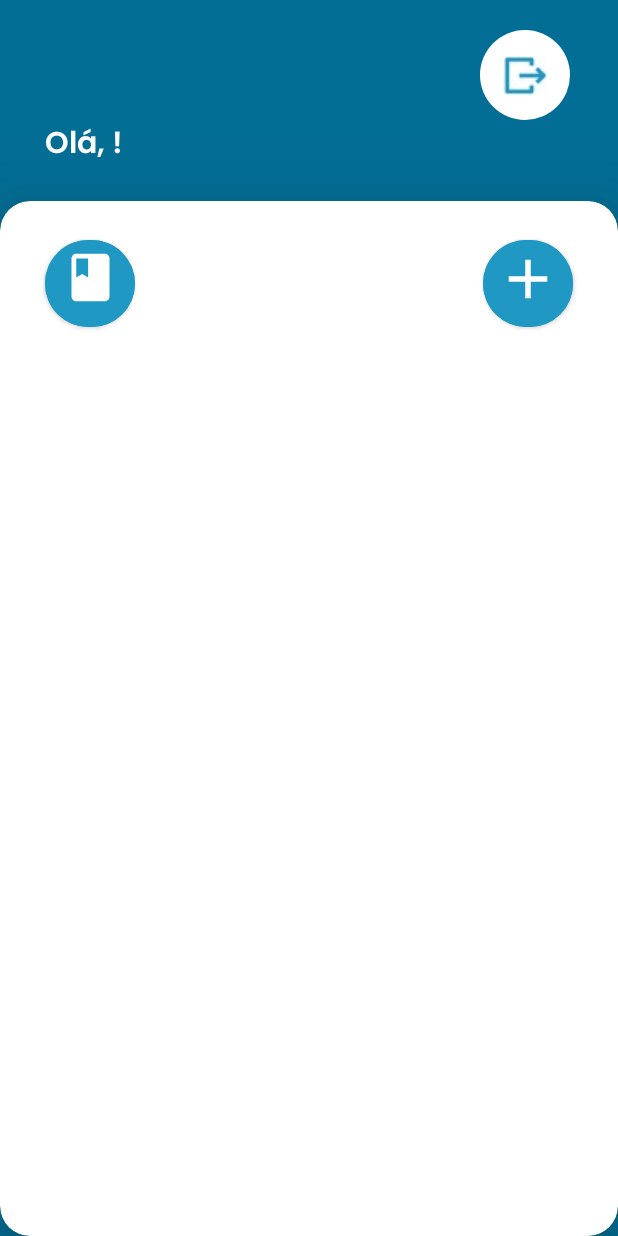
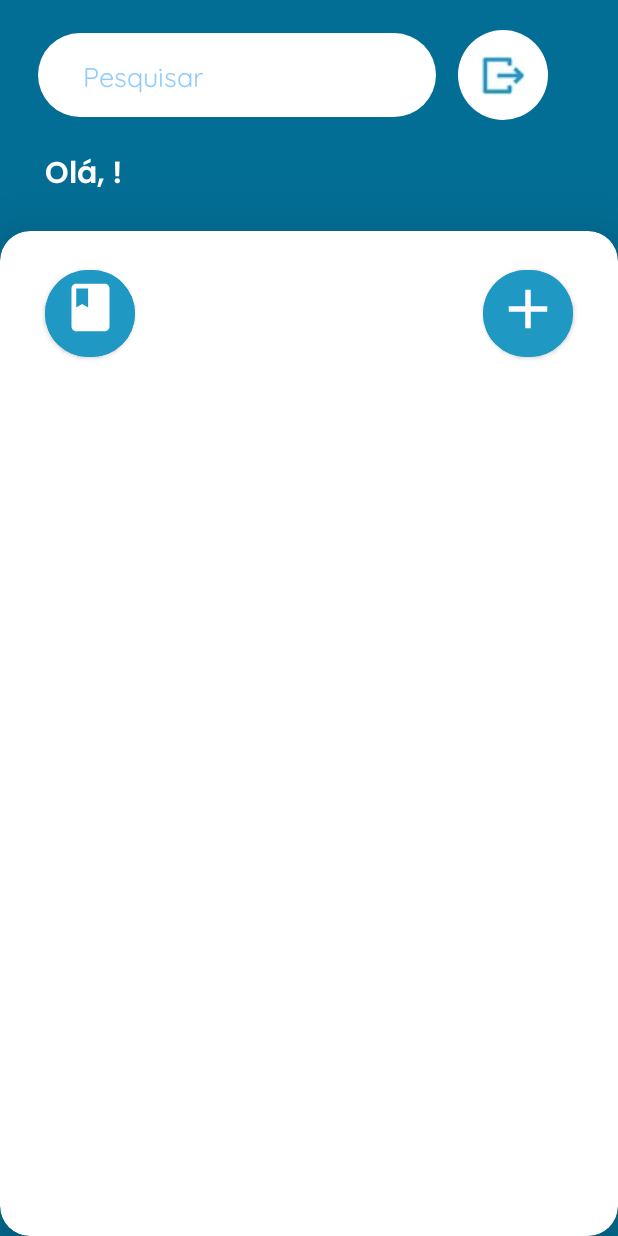
Before and after one commit to andressacarvalhoaraujo/Foodly, an Android app: the HomeActivity screen opened directly, with no data from a screen before it, on a phone screen of 412 x 824 dp. Run offline under Robolectric (Android 15) with nearby library versions, the phone set to English and light mode, and no system bars; our stand-ins replace Volley; network calls fail.

Commit message:
Create add/remove culinary recipe in/of next and filter culinary recipes by loged user

```diff
--- a/app/src/main/java/com/uniritter/cdm/cookingrecipeapplication/adapter/CulinaryRecipesAdapter.java
+++ b/app/src/main/java/com/uniritter/cdm/cookingrecipeapplication/adapter/CulinaryRecipesAdapter.java
@@ -26,21 +26,24 @@ public class CulinaryRecipesAdapter extends RecyclerView.Adapter<RecyclerView.Vi
         resetFilter();
     }
 
+    public void resetFilter() {
+        this.dataFilter = new ArrayList<>();
+        this.dataFilter.addAll(this.data);
+    }
+
     public void filterData(String filter) {
+        String title = "";
+        filter = filter.toLowerCase();
         this.dataFilter = new ArrayList<>();
 
         for (ICulinaryRecipeModel r : this.data) {
-            if(r.getTitle().contains(filter)) {
+            title = r.getTitle().toLowerCase();
+            if(title.contains(filter)) {
                 this.dataFilter.add(r);
             }
         }
 
         this.notifyDataSetChanged();
-    }
-
-    public void resetFilter() {
-        this.dataFilter = new ArrayList<>();
-        this.dataFilter.addAll(data);
     }
 
     public void getDataByUserId(int userId) {
@@ -51,6 +54,10 @@ public class CulinaryRecipesAdapter extends RecyclerView.Adapter<RecyclerView.Vi
                 this.dataFilter.add(r);
             }
         }
+
+        if (this.dataFilter.size() == 0)
+            this.dataFilter = this.data;
+
 
         this.notifyDataSetChanged();
     }
--- /dev/null
+++ b/app/src/main/java/com/uniritter/cdm/cookingrecipeapplication/model/INextCulinaryRecipeModel.java
@@ -0,0 +1,15 @@
+package com.uniritter.cdm.cookingrecipeapplication.model;
+
+public interface INextCulinaryRecipeModel {
+    int getNextCulinaryRecipeId();
+
+    int getUserId();
+
+    int getCulinaryRecipeId();
+
+    void setNextCulinaryRecipeId(int nextCulinaryRecipeId);
+
+    void setUserId(int userId);
+
+    void setCulinaryRecipeId(int culinaryRecipeId);
+}
--- a/app/src/main/java/com/uniritter/cdm/cookingrecipeapplication/presenter/ICulinaryRecipePresenter.java
+++ b/app/src/main/java/com/uniritter/cdm/cookingrecipeapplication/presenter/ICulinaryRecipePresenter.java
@@ -6,4 +6,6 @@ public interface ICulinaryRecipePresenter {
     void onResultCulinaryRecipe(RequestHelper requestHelper);
 
     void onResultFavoriteCulinaryRecipe(RequestHelper requestHelper);
+
+    void onResultNextCulinaryRecipe(RequestHelper requestHelper);
 }
--- a/app/src/main/res/layout/activity_home.xml
+++ b/app/src/main/res/layout/activity_home.xml
@@ -7,27 +7,46 @@
     android:background="#036E95"
     tools:context=".view.HomeActivity">
 
-    <TextView
-        android:id="@+id/welcomeText"
-        android:layout_width="wrap_content"
+    <EditText
+        android:id="@+id/search"
+        android:layout_width="265dp"
         android:layout_height="wrap_content"
-        android:layout_marginStart="30dp"
-        android:layout_marginTop="80dp"
-        android:layout_marginBottom="20dp"
-        android:textColor="#FFFFFF"
-        android:textSize="20dp"
-        android:textStyle="bold" />
+        android:layout_marginStart="25dp"
+        android:layout_marginTop="22dp"
+        android:layout_marginEnd="40dp"
+        android:background="@drawable/edit_text_custom_1"
+        android:drawablePadding="10dp"
+        android:fontFamily="@font/quicksand_regular"
+        android:hint="@string/search_text"
+        android:paddingLeft="30dp"
+        android:paddingTop="15dp"
+        android:paddingRight="30dp"
+        android:paddingBottom="15dp"
+        android:textColor="#93CCFB"
+        android:textColorHint="#93CCFB" />
 
     <ImageButton
         android:id="@+id/signOut"
         android:layout_width="60dp"
         android:layout_height="60dp"
         android:layout_gravity="right"
-        android:layout_marginStart="320dp"
+        android:layout_marginStart="305dp"
         android:layout_marginTop="20dp"
         android:background="@drawable/button_custom_2"
         android:backgroundTint="#FFFFFF"
         android:src="@drawable/signout_icon" />
+
+    <TextView
+        android:id="@+id/welcomeText"
+        android:layout_width="wrap_content"
+        android:layout_height="wrap_content"
+        android:layout_marginStart="30dp"
+        android:layout_marginTop="100dp"
+        android:layout_marginBottom="20dp"
+        android:text="Olá, Cuzilda!"
+        android:textColor="#FFFFFF"
+        android:textSize="20dp"
+        android:textStyle="bold" />
 
     <androidx.cardview.widget.CardView
         android:id="@+id/cardView"
@@ -41,7 +60,7 @@
         app:cardElevation="40dp">
 
         <com.google.android.material.button.MaterialButton
-            android:id="@+id/listCulinaryRecipes"
+            android:id="@+id/userCulinaryRecipes"
             android:layout_width="60dp"
             android:layout_height="70dp"
             android:layout_gravity="left"
--- a/app/src/main/res/values/strings.xml
+++ b/app/src/main/res/values/strings.xml
@@ -10,6 +10,7 @@
     <string name="signUp_text">Cadastrar</string>
     <string name="signUpRedirect_text_1">Já é cadastrado?</string>
     <string name="signUpRedirect_text_2">Acesse aqui</string>
+    <string name="search_text">Pesquisar</string>
     <string name="description_text">Descrição</string>
     <string name="ingredients_text">Ingredientes</string>
     <string name="preparationMode_text">Modo de preparo</string>
```
Also changed, not shown: app/src/main/java/com/uniritter/cdm/cookingrecipeapplication/model/NextCulinaryRecipeModel.java (added, +76 -0 lines), app/src/main/java/com/uniritter/cdm/cookingrecipeapplication/presenter/CulinaryRecipePresenter.java (+29 -0 lines), app/src/main/java/com/uniritter/cdm/cookingrecipeapplication/presenter/CulinaryRecipePresenterContract.java (+13 -0 lines), app/src/main/java/com/uniritter/cdm/cookingrecipeapplication/repository/NextCulinaryRecipeRepository.java (added, +194 -0 lines), app/src/main/java/com/uniritter/cdm/cookingrecipeapplication/view/CulinaryRecipeAddActivity.java (+10 -0 lines), app/src/main/java/com/uniritter/cdm/cookingrecipeapplication/view/CulinaryRecipeDetailsActivity.java (+63 -0 lines), app/src/main/java/com/uniritter/cdm/cookingrecipeapplication/view/HomeActivity.java (+38 -0 lines), app/src/main/res/layout/activity_culinary_recipe_details.xml (+3 -4 lines), 1 other file.
